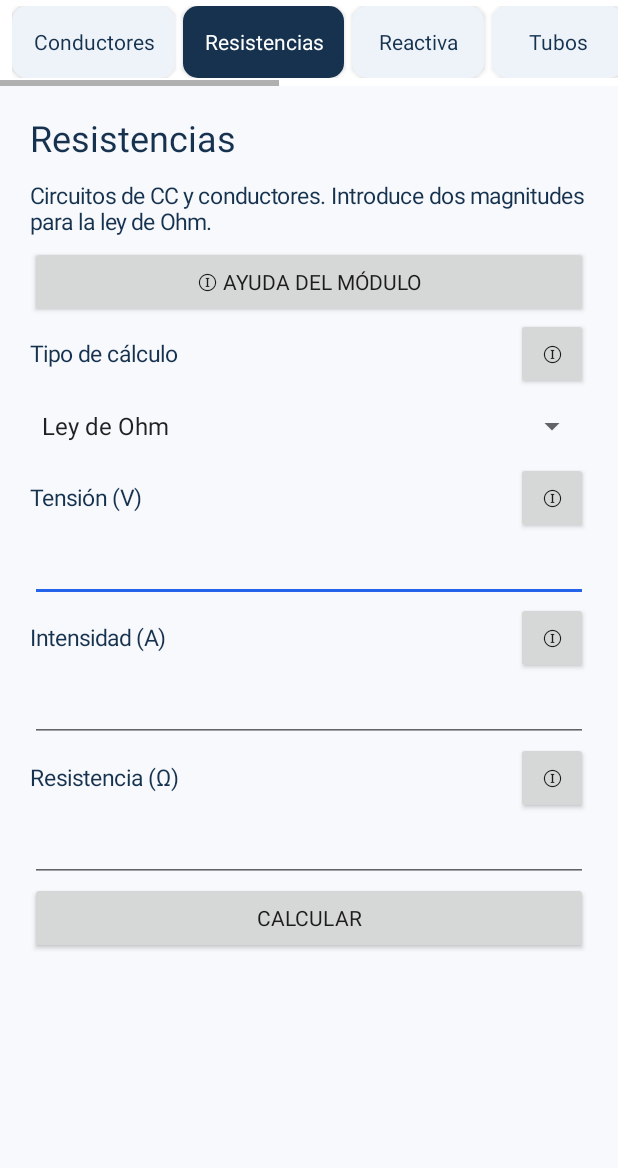
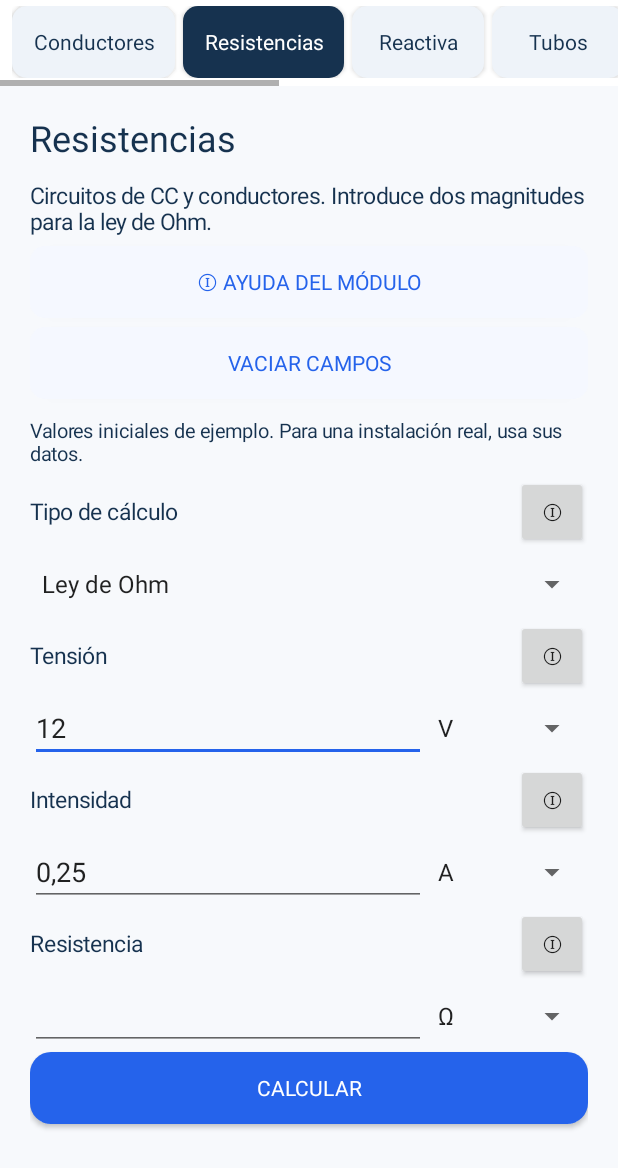
Before and after one commit to fenauso/electric-calc, an Android app: the screen it shows after launch (ProActivity), after a tap on "Resistencias", on a phone screen of 412 x 824 dp. Shown: the top 1168 px of the screen. Run offline under Robolectric (Android 15) with nearby library versions, the phone set to English and light mode, and no system bars; 2 other taps on this screen came first.

Commit message:
Improve calculator inputs and example values

```diff
--- /dev/null
+++ b/app/src/main/java/es/fenauso/calculadoraelectrica/DecimalInput.java
@@ -0,0 +1,34 @@
+package es.fenauso.calculadoraelectrica;
+
+import android.text.Editable;
+import android.text.InputType;
+import android.text.TextWatcher;
+import android.text.method.DigitsKeyListener;
+import android.widget.EditText;
+
+final class DecimalInput {
+    private DecimalInput() {}
+
+    static void configure(EditText input) {
+        input.setKeyListener(DigitsKeyListener.getInstance("0123456789.,-"));
+        input.setRawInputType(InputType.TYPE_CLASS_NUMBER | InputType.TYPE_NUMBER_FLAG_DECIMAL
+                | InputType.TYPE_NUMBER_FLAG_SIGNED);
+        addLeadingZero(input);
+    }
+
+    static void addLeadingZero(EditText input) {
+        input.addTextChangedListener(new TextWatcher() {
+            @Override public void beforeTextChanged(CharSequence text, int start, int count, int after) {}
+            @Override public void onTextChanged(CharSequence text, int start, int before, int count) {}
+
+            @Override public void afterTextChanged(Editable text) {
+                int start = text.length() > 0 && text.charAt(0) == '-' ? 1 : 0;
+                if (text.length() > start && (text.charAt(start) == '.' || text.charAt(start) == ',')) {
+                    int cursor = input.getSelectionStart();
+                    text.insert(start, "0");
+                    if (cursor >= start) input.setSelection(Math.min(cursor + 1, text.length()));
+                }
+            }
+        });
+    }
+}
--- a/app/src/main/java/es/fenauso/calculadoraelectrica/MainActivity.java
+++ b/app/src/main/java/es/fenauso/calculadoraelectrica/MainActivity.java
@@ -9,7 +9,6 @@ import android.graphics.Typeface;
 import android.graphics.drawable.GradientDrawable;
 import android.os.Bundle;
 import android.text.Editable;
-import android.text.InputType;
 import android.text.TextWatcher;
 import android.view.Gravity;
 import android.view.View;
@@ -177,6 +176,15 @@ public class MainActivity extends Activity {
         buttonRowLp.setMargins(0,dp(14),0,0);
         form.addView(buttonRow, buttonRowLp);
 
+        Button clear = new Button(this);
+        clear.setText("Vaciar campos");
+        clear.setTextColor(BLUE);
+        clear.setBackground(roundRect(Color.rgb(245,248,255), 10));
+        clear.setOnClickListener(v -> clearFields());
+        LinearLayout.LayoutParams clearLp = new LinearLayout.LayoutParams(-1, dp(48));
+        clearLp.topMargin = dp(8);
+        form.addView(clear, clearLp);
+
         Button calculate = new Button(this);
         calculate.setText("CALCULAR");
         calculate.setTextColor(Color.WHITE);
@@ -290,7 +298,7 @@ public class MainActivity extends Activity {
                 "• LONGITUD: distancia de ida desde el origen hasta la carga. La caída de tensión tiene en cuenta el recorrido eléctrico correspondiente.\n\n" +
                 "• CAÍDA DE TENSIÓN: pérdida de tensión producida en el conductor. Una línea larga puede necesitar más sección aunque soporte la corriente.\n\n" +
                 "MODO BÁSICO / AVANZADO\n\n" +
-                "Para empezar puedes dejar ocultas las opciones avanzadas. La app usa 20 m, 30 °C, 3 %, cobre y PVC como valores iniciales. Si conoces tus condiciones reales, abre OPCIONES AVANZADAS y modifícalas.\n\n" +
+                "Para empezar puedes dejar ocultas las opciones avanzadas. La app usa 20 m, 30 °C, 3 %, cobre y PVC como valores iniciales. Si conoces tus condiciones reales, abre OPCIONES AVANZADAS y modifícalas. Pulsa VACIAR CAMPOS para borrar las cifras o EJEMPLO para cargar un caso de prueba.\n\n" +
                 "IMPORTANTE\n\n" +
                 "El resultado es orientativo. Una instalación real debe comprobarse según método de instalación, agrupamiento, canalización y normativa REBT/UNE aplicable.",
                 15, TEXT, false);
@@ -484,6 +492,15 @@ public class MainActivity extends Activity {
         if (len < 0 || len > 10000) throw new IllegalArgumentException("Revisa la longitud del conductor.");
         if (temp < -50 || temp > 120) throw new IllegalArgumentException("Revisa la temperatura ambiente.");
         if (dropMax <= 0 || dropMax > 20) throw new IllegalArgumentException("La caída de tensión máxima debe ser mayor que 0 % y razonable.");
+    }
+
+    private void clearFields() {
+        for (EditText field : new EditText[]{load, voltage, powerFactor, length, temperature, maxDrop}) {
+            field.setText("");
+        }
+        updateMode();
+        updateLoadConversion();
+        saveValues();
     }
 
     private void resetForm() {
@@ -694,7 +711,7 @@ public class MainActivity extends Activity {
         e.setTextSize(16);
         e.setSingleLine(true);
         e.setPadding(dp(12),0,dp(12),0);
-        e.setInputType(InputType.TYPE_CLASS_NUMBER|InputType.TYPE_NUMBER_FLAG_DECIMAL|InputType.TYPE_NUMBER_FLAG_SIGNED);
+        DecimalInput.configure(e);
         e.setBackground(roundRect(Color.rgb(242,244,247),10));
         e.setLayoutParams(new LinearLayout.LayoutParams(-1,dp(48)));
         return e;
--- a/app/src/main/java/es/fenauso/calculadoraelectrica/ProActivity.java
+++ b/app/src/main/java/es/fenauso/calculadoraelectrica/ProActivity.java
@@ -3,6 +3,7 @@ package es.fenauso.calculadoraelectrica;
 import android.app.Activity;
 import android.app.AlertDialog;
 import android.graphics.Color;
+import android.graphics.drawable.GradientDrawable;
 import android.os.Bundle;
 import android.text.Editable;
 import android.text.InputType;
@@ -24,8 +25,11 @@ import java.util.Map;
 public final class ProActivity extends Activity {
     static final String MODULE = "module";
     private static final int NAVY = 0xff16324f;
+    private static final int BLUE = 0xff2563eb;
+    private static final int GREEN = 0xff137a4b;
     private final Map<String, View> inputs = new LinkedHashMap<>();
     private final Map<String, View> rows = new LinkedHashMap<>();
+    private final Map<String, Spinner> units = new LinkedHashMap<>();
     private static final String DRAFTS = "drafts";
     private final Bundle drafts = new Bundle();
     private ProModule module;
@@ -45,6 +49,7 @@ public final class ProActivity extends Activity {
     private void showModule() {
         inputs.clear();
         rows.clear();
+        units.clear();
         result = null;
         Bundle state = drafts.getBundle(module.name());
 
@@ -57,14 +62,18 @@ public final class ProActivity extends Activity {
         TextView heading = text(module.title, 24);
         body.addView(heading);
         body.addView(text(module.help, 15));
-        Button help = new Button(this);
-        help.setText("ⓘ Ayuda del módulo");
-        help.setOnClickListener(v -> showHelp(module.title, ProHelp.overview(module)));
+        Button help = action("ⓘ Ayuda del módulo", false);
+        help.setOnClickListener(v -> showHelp(module.title, ProHelp.overview(module)
+                + "\n\nLos valores iniciales son un ejemplo. Pulsa Vaciar campos para introducir tus propios datos."
+                + "\nUn resultado en verde indica que el cálculo se ejecutó. Lee las comprobaciones pendientes del resultado."));
         body.addView(help);
+        Button clear = action("Vaciar campos", false);
+        clear.setOnClickListener(v -> clearFields());
+        body.addView(clear);
+        body.addView(text("Valores iniciales de ejemplo. Para una instalación real, usa sus datos.", 13));
         for (String field : module.fields) addField(body, field, state);
 
-        Button calculate = new Button(this);
-        calculate.setText("Calcular");
+        Button calculate = action("Calcular", true);
         calculate.setOnClickListener(v -> calculate());
         body.addView(calculate);
         result = text("", 16);
@@ -119,20 +128,95 @@ public final class ProActivity extends Activity {
             input.setSingleLine(true);
 
             boolean freeText = key.equals("list") || key.equals("method") || key.equals("scheme");
-            input.setInputType(freeText ? InputType.TYPE_CLASS_TEXT
-                    : InputType.TYPE_CLASS_NUMBER | InputType.TYPE_NUMBER_FLAG_SIGNED | InputType.TYPE_NUMBER_FLAG_DECIMAL);
-            input.setText(state == null ? (field.length == 2 ? field[1] : "") : state.getString(key, ""));
+            if (freeText) {
+                input.setInputType(InputType.TYPE_CLASS_TEXT);
+                if (key.equals("list")) DecimalInput.addLeadingZero(input);
+            } else {
+                DecimalInput.configure(input);
+            }
+            String example = ProExamples.value(module, key, field.length == 2 ? field[1] : "");
+            input.setText(state == null ? example : state.getString(key, ""));
             input.addTextChangedListener(new TextWatcher() {
                 @Override public void beforeTextChanged(CharSequence s, int start, int count, int after) {}
                 @Override public void onTextChanged(CharSequence s, int start, int before, int count) { clearResult(); }
                 @Override public void afterTextChanged(Editable s) {}
             });
             inputs.put(key, input);
-            addFieldLabel(row, input, field[0], key);
-            row.addView(input);
+            String title = unitChoices(key) == null ? field[0] : field[0].replaceFirst(" \\((V|A|Ω|kW)\\)", "");
+            addFieldLabel(row, input, title, key);
+            addInput(row, input, key, state);
         }
         rows.put(key, row);
         body.addView(row, new LinearLayout.LayoutParams(ViewGroup.LayoutParams.MATCH_PARENT, ViewGroup.LayoutParams.WRAP_CONTENT));
+    }
+
+    private Button action(String label, boolean primary) {
+        Button button = new Button(this);
+        button.setText(label);
+        button.setTextColor(primary ? Color.WHITE : BLUE);
+        GradientDrawable background = new GradientDrawable();
+        background.setColor(primary ? BLUE : 0xfff5f8ff);
+        background.setCornerRadius(dp(primary ? 14 : 10));
+        button.setBackground(background);
+        button.setMinimumHeight(dp(48));
+        LinearLayout.LayoutParams layout = new LinearLayout.LayoutParams(
+                ViewGroup.LayoutParams.MATCH_PARENT, ViewGroup.LayoutParams.WRAP_CONTENT);
+        layout.bottomMargin = dp(6);
+        button.setLayoutParams(layout);
+        return button;
+    }
+
+    private void clearFields() {
+        for (View field : inputs.values()) {
+            if (field instanceof EditText) ((EditText) field).setText("");
+        }
+        clearResult();
+    }
+
+    private void addInput(LinearLayout row, EditText input, String key, Bundle state) {
+        String[] choices = unitChoices(key);
+        if (choices == null) {
+            row.addView(input);
+            return;
+        }
+        LinearLayout line = new LinearLayout(this);
+        line.setGravity(android.view.Gravity.CENTER_VERTICAL);
+        line.addView(input, new LinearLayout.LayoutParams(0, ViewGroup.LayoutParams.WRAP_CONTENT, 1));
+        Spinner spinner = new Spinner(this);
+        spinner.setContentDescription("Unidad de " + choices[0]);
+        ArrayAdapter<String> adapter = new ArrayAdapter<>(this, android.R.layout.simple_spinner_item, choices);
+        adapter.setDropDownViewResource(android.R.layout.simple_spinner_dropdown_item);
+        spinner.setAdapter(adapter);
+        spinner.setSelection(state == null ? 0 : state.getInt("unit." + key));
+        spinner.setOnItemSelectedListener(new AdapterView.OnItemSelectedListener() {
+            @Override public void onItemSelected(AdapterView<?> p, View v, int pos, long id) { clearResult(); }
+            @Override public void onNothingSelected(AdapterView<?> p) {}
+        });
+        units.put(key, spinner);
+        line.addView(spinner, new LinearLayout.LayoutParams(dp(108), dp(48)));
+        row.addView(line);
+    }
+
+    private String[] unitChoices(String key) {
+        if (module == ProModule.RESISTANCE) {
+            return switch (key) {
+                case "v" -> new String[]{"V", "mV"};
+                case "i" -> new String[]{"A", "mA"};
+                case "r", "list" -> new String[]{"Ω", "mΩ"};
+                default -> null;
+            };
+        }
+        return (module == ProModule.REACTIVE || module == ProModule.ENERGY) && key.equals("p")
+                ? new String[]{"kW", "W"} : null;
+    }
+
+    private void normalizeUnits(Map<String, String> values) {
+        for (Map.Entry<String, Spinner> unit : units.entrySet()) {
+            String key = unit.getKey();
+            if (unit.getValue().getSelectedItemPosition() != 1
+                    || rows.get(key).getVisibility() != View.VISIBLE || values.get(key).trim().isEmpty()) continue;
+            values.put(key, ProCalculations.fromSmallerUnit(values.get(key), key.equals("list")));
+        }
     }
 
     private void addFieldLabel(LinearLayout row, View control, String title, String key) {
@@ -180,8 +264,9 @@ public final class ProActivity extends Activity {
         inputs.forEach((key, view) -> values.put(key, view instanceof Spinner
                 ? Integer.toString(((Spinner) view).getSelectedItemPosition()) : ((EditText) view).getText().toString()));
         try {
+            normalizeUnits(values);
             result.setText(module.calculate(values));
-            result.setTextColor(NAVY);
+            result.setTextColor(GREEN);
         } catch (NumberFormatException e) {
             result.setText("Revisa el formato numérico. Usa coma o punto decimal y separa los valores de una lista con punto y coma.");
             result.setTextColor(0xffa42318);
@@ -210,6 +295,7 @@ public final class ProActivity extends Activity {
             if (view instanceof Spinner) state.putInt(key, ((Spinner) view).getSelectedItemPosition());
             else state.putString(key, ((EditText) view).getText().toString());
         });
+        units.forEach((key, spinner) -> state.putInt("unit." + key, spinner.getSelectedItemPosition()));
         drafts.putBundle(module.name(), state);
     }
 
--- a/app/src/main/java/es/fenauso/calculadoraelectrica/ProCalculations.java
+++ b/app/src/main/java/es/fenauso/calculadoraelectrica/ProCalculations.java
@@ -35,6 +35,13 @@ final class ProCalculations {
         double number = Double.parseDouble(value.trim().replace(',', '.'));
         if (!Double.isFinite(number)) throw new IllegalArgumentException("Introduce valores numéricos finitos.");
         return number;
+    }
+
+    static String fromSmallerUnit(String input, boolean multiple) {
+        if (!multiple) return Double.toString(decimal(input) / 1000);
+        String[] parts = input.split(";", -1);
+        for (int i = 0; i < parts.length; i++) parts[i] = Double.toString(decimal(parts[i]) / 1000);
+        return String.join(";", parts);
     }
 
     static double[] list(String input) {
--- /dev/null
+++ b/app/src/main/java/es/fenauso/calculadoraelectrica/ProExamples.java
@@ -0,0 +1,111 @@
+package es.fenauso.calculadoraelectrica;
+
+import java.util.EnumMap;
+import java.util.HashMap;
+import java.util.Map;
+
+final class ProExamples {
+    private static final Map<ProModule, Map<String, String>> VALUES = new EnumMap<>(ProModule.class);
+    static {
+        add(ProModule.RESISTANCE,
+                "v=12",
+                "i=0,25",
+                "list=100; 220; 470",
+                "l=20",
+                "s=2,5",
+                "t=20");
+        add(ProModule.REACTIVE,
+                "p=10",
+                "a=0,8",
+                "b=0,95",
+                "v=230");
+        add(ProModule.CONDUIT,
+                "list=6,5; 6,5; 5; 4",
+                "d=25",
+                "s=2,5",
+                "n=3");
+        add(ProModule.ENERGY,
+                "p=1,5",
+                "h=2",
+                "d=30",
+                "price=0,18");
+        add(ProModule.SOLAR,
+                "p=440",
+                "voc=40,6",
+                "vmp=34",
+                "isc=13,8",
+                "imp=12,94",
+                "cvoc=-0,25",
+                "cvmp=-0,30",
+                "cisc=0,045",
+                "cold=-5",
+                "hot=70",
+                "irr=1050",
+                "max=600",
+                "start=120",
+                "low=100",
+                "high=550",
+                "imax=16",
+                "scmax=20",
+                "inputs=1",
+                "mppt=2",
+                "ac=5",
+                "pmax=7,5",
+                "ns=8",
+                "np=1",
+                "fuse=25");
+        add(ProModule.DC,
+                "v=235",
+                "i=13",
+                "ib=18,5",
+                "l=25",
+                "max=1,5",
+                "s=6",
+                "iz=32",
+                "method=Ejemplo: cobre, dos conductores cargados; Iz ilustrativa");
+        add(ProModule.BATTERY,
+                "daily=4,5",
+                "days=1",
+                "eta=0,92",
+                "dod=0,8",
+                "bank=51,2",
+                "v=51,2",
+                "ah=100",
+                "ms=1",
+                "mp=4",
+                "min=44,8",
+                "peak=3",
+                "ids=80",
+                "ics=50",
+                "bmsd=100",
+                "bmsc=80",
+                "charge=2",
+                "ec=0,95");
+        add(ProModule.EV,
+                "p=3,68",
+                "i=16",
+                "l=25",
+                "scheme=3a",
+                "s=2,5",
+                "iz=20",
+                "method=Ejemplo: cobre en tubo empotrado; Iz ilustrativa",
+                "kwh=60",
+                "car=7,4",
+                "grid=3,68");
+    }
+
+    private ProExamples() {}
+
+    static String value(ProModule module, String key, String fallback) {
+        return VALUES.get(module).getOrDefault(key, fallback);
+    }
+
+    private static void add(ProModule module, String... settings) {
+        Map<String, String> values = new HashMap<>();
+        for (String setting : settings) {
+            String[] pair = setting.split("=", 2);
+            values.put(pair[0], pair[1]);
+        }
+        VALUES.put(module, values);
+    }
+}
--- a/app/src/main/java/es/fenauso/calculadoraelectrica/ProHelp.java
+++ b/app/src/main/java/es/fenauso/calculadoraelectrica/ProHelp.java
@@ -20,10 +20,10 @@ final class ProHelp {
         return switch (module) {
             case RESISTANCE -> switch (key) {
                 case "mode" -> "Cada opción muestra los campos que necesita. Para una red mixta, calcula primero sus grupos en serie o paralelo.";
-                case "v" -> "Diferencia de potencial entre los bornes. Déjala vacía si conoces I y R.";
-                case "i" -> "Corriente que atraviesa la resistencia. Déjala vacía si conoces V y R.";
-                case "r" -> "Resistencia eléctrica en ohmios. Déjala vacía si conoces V e I.";
-                case "list" -> "Escribe un valor en ohmios por resistencia, separado por punto y coma. Ejemplo: 100; 220; 470.";
+                case "v" -> "Diferencia de potencial entre los bornes. Selecciona V o mV. Déjala vacía si conoces I y R.";
+                case "i" -> "Corriente que atraviesa la resistencia. Selecciona A o mA. Déjala vacía si conoces V y R.";
+                case "r" -> "Resistencia eléctrica. Selecciona Ω o mΩ. Déjala vacía si conoces V e I.";
+                case "list" -> "Selecciona Ω o mΩ para toda la lista. Escribe un valor por resistencia separado por punto y coma. Ejemplo: 100; 220; 470.";
                 case "metal" -> "El material determina la resistividad y cómo cambia con la temperatura.";
                 case "l" -> "Longitud total del conductor que quieres calcular. Si buscas la resistencia de ida y vuelta, suma ambos recorridos.";
                 case "s" -> "Área de la parte conductora en mm², según la ficha del cable.";
@@ -31,7 +31,7 @@ final class ProHelp {
                 default -> throw new IllegalArgumentException(key);
             };
             case REACTIVE -> switch (key) {
-                case "p" -> "Potencia activa que consume la carga en funcionamiento, en kW.";
+                case "p" -> "Potencia activa que consume la carga en funcionamiento. Selecciona kW o W.";
                 case "a" -> "Cos φ medido antes de compensar, entre 0 y 1. En cargas con armónicos, distingue cos φ de factor de potencia total.";
                 case "b" -> "Cos φ que quieres alcanzar. Debe ser igual o superior al inicial.";
                 case "v" -> "Tensión entre fases en trifásica o entre fase y neutro en monofásica.";
@@ -49,7 +49,7 @@ final class ProHelp {
                 default -> throw new IllegalArgumentException(key);
             };
             case ENERGY -> switch (key) {
-                case "p" -> "Potencia media durante las horas de uso. Para convertir vatios a kW, divide entre 1 000.";
+                case "p" -> "Potencia media durante las horas de uso. Selecciona kW o W y la app convierte el valor.";
                 case "h" -> "Promedio de horas de uso al día, entre 0 y 24.";
                 case "d" -> "Número de días del periodo de cálculo.";
                 case "price" -> "Precio por kWh aplicable a las horas introducidas. Si añades impuestos aparte, usa el precio antes de ese impuesto.";
```
Also changed, not shown: 1 other file.
